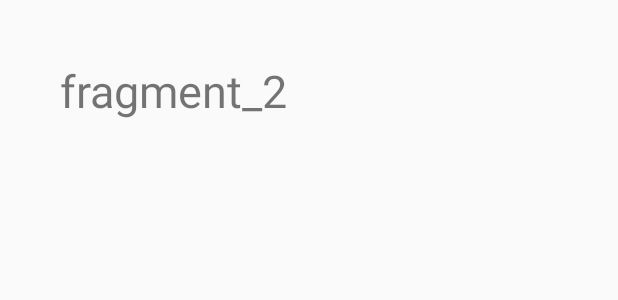
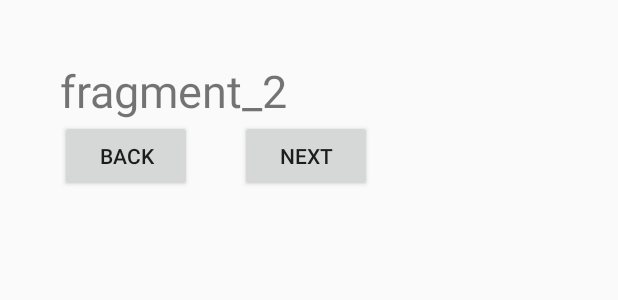
Before and after one commit to trubin23/navigation, an Android app: the layout fragment2.xml on its own in the app's theme, with its tools: preview values and no code run, on a phone screen of 412 x 824 dp. Shown: the top 300 px of the screen. Run offline under Robolectric (Android 15) with nearby library versions, the phone set to English and light mode, and no system bars.

```diff
--- a/app/src/main/java/ru/trubin23/navigation/Fragment1.java
+++ b/app/src/main/java/ru/trubin23/navigation/Fragment1.java
@@ -3,7 +3,7 @@ package ru.trubin23.navigation;
 import android.content.Context;
 import android.net.Uri;
 import android.os.Bundle;
-import android.support.v4.app.Fragment;
+import androidx.fragment.app.Fragment;
 import android.view.LayoutInflater;
 import android.view.View;
 import android.view.ViewGroup;
--- a/app/src/main/java/ru/trubin23/navigation/Fragment2.java
+++ b/app/src/main/java/ru/trubin23/navigation/Fragment2.java
@@ -3,7 +3,7 @@ package ru.trubin23.navigation;
 import android.content.Context;
 import android.net.Uri;
 import android.os.Bundle;
-import android.support.v4.app.Fragment;
+import androidx.fragment.app.Fragment;
 import android.view.LayoutInflater;
 import android.view.View;
 import android.view.ViewGroup;
--- a/app/src/main/java/ru/trubin23/navigation/Fragment3.java
+++ b/app/src/main/java/ru/trubin23/navigation/Fragment3.java
@@ -3,7 +3,7 @@ package ru.trubin23.navigation;
 import android.content.Context;
 import android.net.Uri;
 import android.os.Bundle;
-import android.support.v4.app.Fragment;
+import androidx.fragment.app.Fragment;
 import android.view.LayoutInflater;
 import android.view.View;
 import android.view.ViewGroup;
--- a/app/src/main/res/layout/fragment2.xml
+++ b/app/src/main/res/layout/fragment2.xml
@@ -13,4 +13,18 @@
         android:textSize="@dimen/fragment_label_text_size"
         android:text="@string/fragment_2" />
 
+    <Button
+        android:layout_width="wrap_content"
+        android:layout_height="wrap_content"
+        android:layout_marginTop="@dimen/button_margin_top"
+        android:layout_marginStart="@dimen/button_back_margin_start"
+        android:text="@string/back" />
+
+    <Button
+        android:layout_width="wrap_content"
+        android:layout_height="wrap_content"
+        android:layout_marginTop="@dimen/button_margin_top"
+        android:layout_marginStart="@dimen/button_next_margin_start"
+        android:text="@string/next" />
+
 </FrameLayout>
--- a/app/src/main/res/values/dimens.xml
+++ b/app/src/main/res/values/dimens.xml
@@ -2,4 +2,8 @@
 <resources>
     <dimen name="fragment_label_margin">40dp</dimen>
     <dimen name="fragment_label_text_size">30sp</dimen>
+
+    <dimen name="button_back_margin_start">40dp</dimen>
+    <dimen name="button_next_margin_start">160dp</dimen>
+    <dimen name="button_margin_top">80dp</dimen>
 </resources>
--- a/app/src/main/res/values/strings.xml
+++ b/app/src/main/res/values/strings.xml
@@ -3,4 +3,7 @@
     <string name="fragment_1">fragment_1</string>
     <string name="fragment_2">fragment_2</string>
     <string name="fragment_3">fragment_3</string>
+
+    <string name="back">back</string>
+    <string name="next">next</string>
 </resources>
--- a/gradle.properties
+++ b/gradle.properties
@@ -6,6 +6,8 @@
 # http://www.gradle.org/docs/current/userguide/build_environment.html
 # Specifies the JVM arguments used for the daemon process.
 # The setting is particularly useful for tweaking memory settings.
+android.enableJetifier=true
+android.useAndroidX=true
 org.gradle.jvmargs=-Xmx1536m
 # When configured, Gradle will run in incubating parallel mode.
 # This option should only be used with decoupled projects. More details, visit
```
Also changed, not shown: app/build.gradle (+6 -6 lines), app/src/main/java/ru/trubin23/navigation/MainActivity.java (+8 -1 lines), app/src/main/res/layout/activity_main.xml (+9 -10 lines), app/src/main/res/layout/fragment1.xml (+14 -0 lines), app/src/main/res/layout/fragment3.xml (+14 -0 lines), 1 other file.
